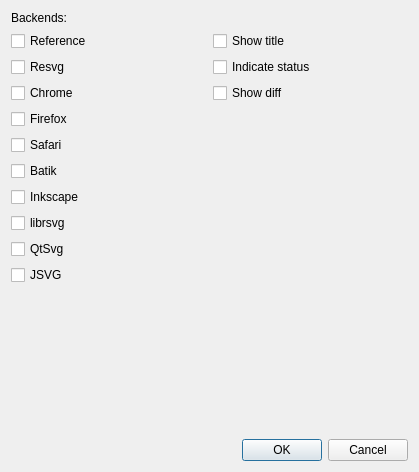
Qt form tools/vdiff/src/exportdialog.ui (Michael5601/resvg-test-suite) before a commit.
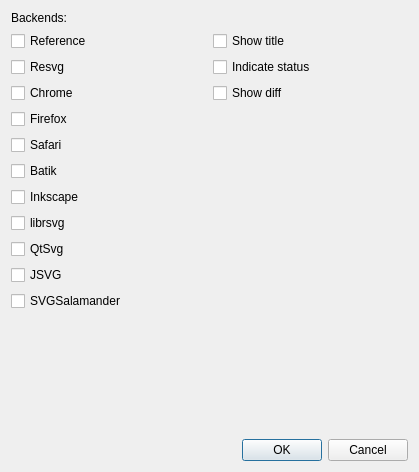
The same form after that commit.

```diff
--- a/tools/vdiff/src/exportdialog.ui
+++ b/tools/vdiff/src/exportdialog.ui
@@ -96,6 +96,13 @@
          </property>
         </widget>
        </item>
+       <item>
+        <widget class="QCheckBox" name="chBoxBSVGSalamander">
+         <property name="text">
+          <string>SVGSalamander</string>
+         </property>
+        </widget>
+       </item>
        <item>
         <spacer name="verticalSpacer">
          <property name="orientation">
```
Left out of the diff: 2 changed lines with no effect on the pictures.
